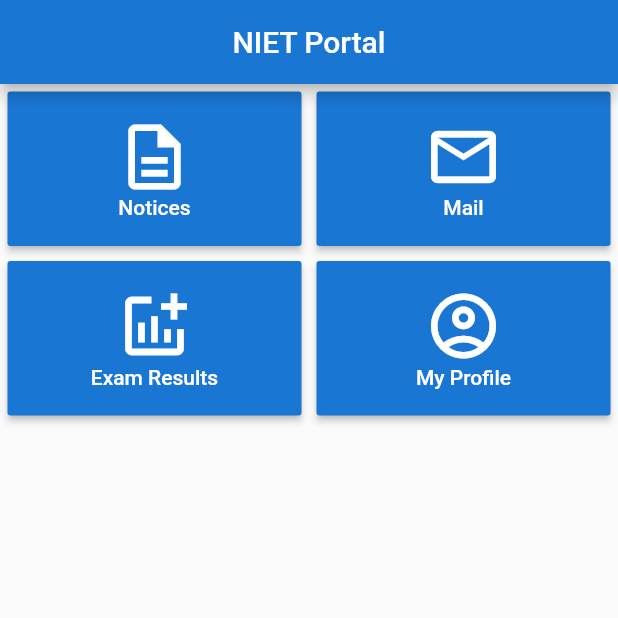
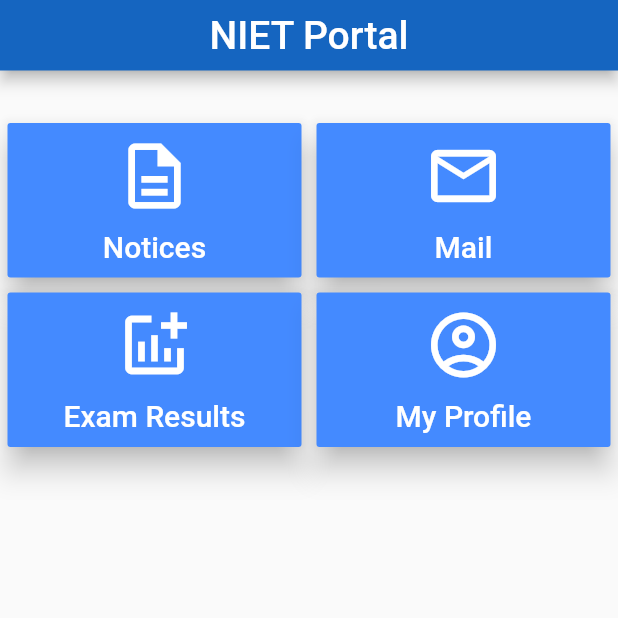
Before and after one commit to Black-J08/NIET_Portal, a Flutter app: the screen it shows after launch, after a tap on "Login", on a phone screen of 412 x 824 dp, the top half of it. Run offline on Flutter 3.47's test engine with Material 2 defaults, Android fonts, the phone set to English and light mode, and no system bars; missing offline and left inert: flutter_inappwebview; statements that could not run were skipped.

Commit message:
login and ui modified

```diff
--- a/lib/examResults.dart
+++ b/lib/examResults.dart
@@ -36,8 +36,13 @@ class _ExamResultsPageState extends State<ExamResultsPage> {
   Widget build(BuildContext context) {
     return Scaffold(
       appBar: AppBar(
-        title: Text('Exam Results'),
+        title: Text(
+          'Exam Results',
+          style: TextStyle(
+              fontWeight: FontWeight.w500, fontSize: 26, color: Colors.white),
+        ),
         centerTitle: true,
+        toolbarHeight: 47,
       ),
       body: Center(
         child: Column(
@@ -57,11 +62,18 @@ class _ExamResultsPageState extends State<ExamResultsPage> {
                   onLoadStop: (controller, url) async {
                     if (url == 'http://www.nietcampus.com/Home/') {
                       await loginController(controller);
-                      await controller.loadUrl(url: 'http://www.nietcampus.com/Manage/studentview/mydetail.aspx');
-                    } else if (url == 'http://www.nietcampus.com/Manage/studentview/mydetail.aspx') {
+                      await controller.loadUrl(
+                          url:
+                              'http://www.nietcampus.com/Manage/studentview/mydetail.aspx');
+                    } else if (url ==
+                        'http://www.nietcampus.com/Manage/studentview/mydetail.aspx') {
                       await controller.getHtml().then((value) async {
                         dom.Document document = parser.parse(value);
-                        html = document.getElementById('ctl00_ctl00_ContentPane_ContentPane_WebTab1_tmpl3_Exam1_gdv').outerHtml.toString();
+                        html = document
+                            .getElementById(
+                                'ctl00_ctl00_ContentPane_ContentPane_WebTab1_tmpl3_Exam1_gdv')
+                            .outerHtml
+                            .toString();
                       });
                       await controller.loadData(data: html);
                       toggleVisibility();
--- a/lib/login.dart
+++ b/lib/login.dart
@@ -2,6 +2,7 @@ import 'package:flutter/material.dart';
 import 'package:flutter_inappwebview/flutter_inappwebview.dart';
 import 'package:path_provider/path_provider.dart';
 import 'dart:io';
+import 'main.dart';
 
 class LoginPage extends StatefulWidget {
   @override
@@ -35,46 +36,70 @@ class _LoginPageState extends State<LoginPage> {
   Widget build(BuildContext context) {
     return Scaffold(
       appBar: AppBar(
-        title: Text('Login'),
+        title: Text(
+          'Login',
+          style: TextStyle(
+              fontWeight: FontWeight.w500, fontSize: 26, color: Colors.white),
+        ),
         centerTitle: true,
+        toolbarHeight: 47,
       ),
       body: Center(
         child: Column(
           mainAxisAlignment: MainAxisAlignment.center,
           children: [
             Container(
+              color: Colors.blue[200],
+              padding: EdgeInsets.all(2),
               margin: EdgeInsets.fromLTRB(50, 10, 50, 7),
               child: TextField(
                 controller: user,
                 autofocus: true,
-                decoration: InputDecoration(hintText: 'Enter User ID'),
+                decoration: InputDecoration(
+                  hintText: 'Enter User ID',
+                  hintStyle: TextStyle(fontSize: 18, color: Colors.white),
+                ),
               ),
             ),
             Container(
+              color: Colors.blue[200],
+              padding: EdgeInsets.all(2),
               margin: EdgeInsets.fromLTRB(50, 7, 50, 10),
               child: TextField(
                 controller: pass,
-                decoration: InputDecoration(hintText: 'Enter Password'),
+                decoration: InputDecoration(
+                  hintText: 'Enter Password',
+                  hintStyle: TextStyle(fontSize: 18, color: Colors.white),
+                ),
                 obscureText: true,
               ),
             ),
-            Container(
-              child: RaisedButton(
-                child: Text('Login'),
-                onPressed: () async {
-                  await headlessLoginWebView.webViewController.evaluateJavascript(source: """
+            SizedBox(height: 80),
+            RaisedButton(
+              color: Colors.blue[800],
+              padding: EdgeInsets.all(8),
+              child: Text(
+                'Login',
+                style: TextStyle(fontSize: 24, color: Colors.white),
+              ),
+              onPressed: () async {
+                await headlessLoginWebView.webViewController
+                    .evaluateJavascript(source: """
                   document.getElementById('txtUserName').value = '${user.text}';
                   document.getElementById('txtPassword').value = '${pass.text}';
                   document.getElementById('Ulogin').click();
                   """);
 
-                  final dir = await getApplicationDocumentsDirectory();
-                  final file = File('${dir.path}/data.txt');
-                  file.writeAsString('${user.text}:${pass.text}');
-
-                  Navigator.pop(context);
-                },
-              ),
+                final dir = await getApplicationDocumentsDirectory();
+                final file = File('${dir.path}/data.txt');
+                file.writeAsString('${user.text}:${pass.text}');
+                Navigator.of(context).pushReplacement(
+                  MaterialPageRoute(
+                    builder: (context) => MyHomePage(),
+                  ),
+                );
+                //  Navigator.pop(context);
+              },
             ),
           ],
         ),
--- a/lib/main.dart
+++ b/lib/main.dart
@@ -1,28 +1,29 @@
 import 'package:flutter/material.dart';
-
 import 'login.dart';
 import 'examResults.dart';
 
 void main() {
   WidgetsFlutterBinding.ensureInitialized();
+
   runApp(MyApp());
 }
 
 class MyApp extends StatelessWidget {
+  var isLoggedIn = (<!something_that_get_stored_after_login!> == null) ? false : true;
   @override
   Widget build(BuildContext context) {
     return MaterialApp(
       title: 'NIET Portal',
+      debugShowCheckedModeBanner: false,
       theme: ThemeData(
-        primaryColor: Colors.blue[700],
+        primaryColor: Colors.blue[800],
         visualDensity: VisualDensity.adaptivePlatformDensity,
       ),
       routes: {
-        '/': (context) => MyHomePage(),
         '/login': (context) => LoginPage(),
         '/examResults': (context) => ExamResultsPage(),
       },
-      initialRoute: '/login',
+      home: LoginPage(),
     );
   }
 }
@@ -32,13 +33,19 @@ class MyHomePage extends StatelessWidget {
   Widget build(BuildContext context) {
     return Scaffold(
       appBar: AppBar(
-        title: Text('NIET Portal'),
+        title: Text('NIET Portal',
+            style: TextStyle(
+                fontWeight: FontWeight.w500,
+                fontSize: 26,
+                color: Colors.white)),
         centerTitle: true,
+        toolbarHeight: 47,
       ),
-      body: Center(
-        child: Center(
-          child: Column(
+      body: Column(
         children: [
+          SizedBox(
+            height: 30,
+          ),
           Row(
             children: [
               Expanded(
@@ -46,17 +53,24 @@ class MyHomePage extends StatelessWidget {
                   height: MediaQuery.of(context).size.width / 4,
                   margin: EdgeInsets.all(5),
                   child: RaisedButton(
+                    elevation: 8,
                     child: Column(
-                          mainAxisAlignment: MainAxisAlignment.center,
+                      mainAxisAlignment: MainAxisAlignment.spaceEvenly,
                       children: [
                         Icon(
                           Icons.description_outlined,
                           size: 52,
                         ),
-                            Text('Notices'),
+                        Text(
+                          'Notices',
+                          style: TextStyle(
+                            fontSize: 20.0,
+                            fontWeight: FontWeight.w500,
+                          ),
+                        ),
                       ],
                     ),
-                        color: Colors.blue[700],
+                    color: Colors.blueAccent,
                     textColor: Colors.white,
                     onPressed: () {},
                   ),
@@ -67,17 +81,24 @@ class MyHomePage extends StatelessWidget {
                   height: MediaQuery.of(context).size.width / 4,
                   margin: EdgeInsets.all(5),
                   child: RaisedButton(
+                    elevation: 8,
                     child: Column(
-                          mainAxisAlignment: MainAxisAlignment.center,
+                      mainAxisAlignment: MainAxisAlignment.spaceEvenly,
                       children: [
                         Icon(
                           Icons.email_outlined,
                           size: 52,
                         ),
-                            Text('Mail'),
+                        Text(
+                          'Mail',
+                          style: TextStyle(
+                            fontSize: 20.0,
+                            fontWeight: FontWeight.w500,
+                          ),
+                        ),
                       ],
                     ),
-                        color: Colors.blue[700],
+                    color: Colors.blueAccent,
                     textColor: Colors.white,
                     onPressed: () {},
                   ),
@@ -92,17 +113,24 @@ class MyHomePage extends StatelessWidget {
                   height: MediaQuery.of(context).size.width / 4,
                   margin: EdgeInsets.all(5),
                   child: RaisedButton(
+                    elevation: 8,
                     child: Column(
-                          mainAxisAlignment: MainAxisAlignment.center,
+                      mainAxisAlignment: MainAxisAlignment.spaceEvenly,
                       children: [
                         Icon(
                           Icons.addchart_outlined,
                           size: 52,
                         ),
-                            Text('Exam Results'),
+                        Text(
+                          'Exam Results',
+                          style: TextStyle(
+                            fontSize: 20.0,
+                            fontWeight: FontWeight.w500,
+                          ),
+                        ),
                       ],
                     ),
-                        color: Colors.blue[700],
+                    color: Colors.blueAccent,
                     textColor: Colors.white,
                     onPressed: () {
                       Navigator.pushNamed(context, '/examResults');
@@ -115,17 +143,24 @@ class MyHomePage extends StatelessWidget {
                   height: MediaQuery.of(context).size.width / 4,
                   margin: EdgeInsets.all(5),
                   child: RaisedButton(
+                    elevation: 8,
                     child: Column(
-                          mainAxisAlignment: MainAxisAlignment.center,
+                      mainAxisAlignment: MainAxisAlignment.spaceEvenly,
                       children: [
                         Icon(
                           Icons.account_circle_outlined,
                           size: 52,
                         ),
-                            Text('My Profile'),
+                        Text(
+                          'My Profile',
+                          style: TextStyle(
+                            fontSize: 20.0,
+                            fontWeight: FontWeight.w500,
+                          ),
+                        ),
                       ],
                     ),
-                        color: Colors.blue[700],
+                    color: Colors.blueAccent,
                     textColor: Colors.white,
                     onPressed: () {},
                   ),
@@ -135,8 +170,6 @@ class MyHomePage extends StatelessWidget {
           ),
         ],
       ),
-        ),
-      ),
     );
   }
 }
```
Lines whose indentation alone changed are shown as unchanged.
